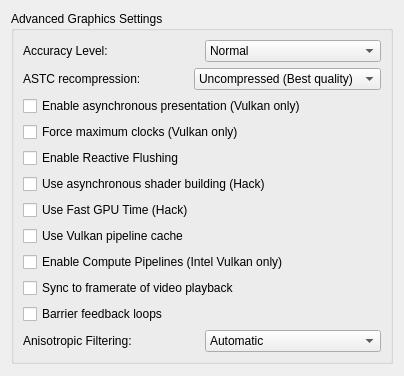
Above: src/yuzu/configuration/configure_graphics_advanced.ui from rorrim-rorrim/eden-alt before the change. Below: the same form after it.
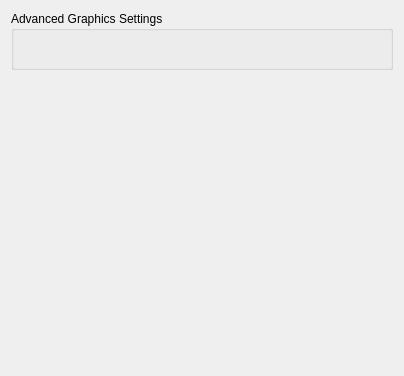
That is the form after the change.

Commit message:
configure_graphics_advance: Generate UI at runtime
We can iterate through the AdvancedGraphics settings and generate the UI
during runtime. This doesn't help runtime efficiency, but it helps a ton
in reducing the amount of work a developer needs in order to add a new
setting.

Diff of the .ui file:
```diff
--- a/src/yuzu/configuration/configure_graphics_advanced.ui
+++ b/src/yuzu/configuration/configure_graphics_advanced.ui
@@ -26,238 +26,8 @@
        </property>
        <layout class="QVBoxLayout" name="verticalLayout_3">
         <item>
-         <widget class="QWidget" name="gpu_accuracy_layout" native="true">
-          <layout class="QHBoxLayout" name="horizontalLayout_2">
-           <property name="leftMargin">
-            <number>0</number>
-           </property>
-           <property name="topMargin">
-            <number>0</number>
-           </property>
-           <property name="rightMargin">
-            <number>0</number>
-           </property>
-           <property name="bottomMargin">
-            <number>0</number>
-           </property>
-           <item>
-            <widget class="QLabel" name="label_gpu_accuracy">
-             <property name="text">
-              <string>Accuracy Level:</string>
-             </property>
-            </widget>
-           </item>
-           <item>
-            <widget class="QComboBox" name="gpu_accuracy">
-             <item>
-              <property name="text">
-               <string notr="true">Normal</string>
-              </property>
-             </item>
-             <item>
-              <property name="text">
-               <string notr="true">High</string>
-              </property>
-             </item>
-             <item>
-              <property name="text">
-               <string notr="true">Extreme(very slow)</string>
-              </property>
-             </item>
-            </widget>
-           </item>
-          </layout>
-         </widget>
-        </item>
-        <item>
-         <widget class="QWidget" name="astc_recompression_layout" native="true">
-          <layout class="QHBoxLayout" name="horizontalLayout_3">
-            <property name="leftMargin">
-              <number>0</number>
-            </property>
-            <property name="topMargin">
-              <number>0</number>
-            </property>
-            <property name="rightMargin">
-              <number>0</number>
-            </property>
-            <property name="bottomMargin">
-              <number>0</number>
-            </property>
-            <item>
-              <widget class="QLabel" name="label_astc_recompression">
-              <property name="text">
-                <string>ASTC recompression:</string>
-              </property>
-              </widget>
-            </item>
-            <item>
-              <widget class="QComboBox" name="astc_recompression_combobox">
-                <item>
-                <property name="text">
-                  <string>Uncompressed (Best quality)</string>
-                </property>
-                </item>
-                <item>
-                <property name="text">
-                  <string>BC1 (Low quality)</string>
-                </property>
-                </item>
-                <item>
-                <property name="text">
-                  <string>BC3 (Medium quality)</string>
-                </property>
-                </item>
-              </widget>
-            </item>
-          </layout>
-         </widget>
-        </item>
-        <item>
-         <widget class="QCheckBox" name="async_present">
-          <property name="text">
-           <string>Enable asynchronous presentation (Vulkan only)</string>
-          </property>
-         </widget>
-        </item>
-        <item>
-         <widget class="QCheckBox" name="renderer_force_max_clock">
-          <property name="toolTip">
-           <string>Runs work in the background while waiting for graphics commands to keep the GPU from lowering its clock speed.</string>
-          </property>
-          <property name="text">
-           <string>Force maximum clocks (Vulkan only)</string>
-          </property>
-         </widget>
-        </item>
-        <item>
-         <widget class="QCheckBox" name="use_reactive_flushing">
-          <property name="toolTip">
-           <string>Uses reactive flushing instead of predictive flushing. Allowing a more accurate syncing of memory.</string>
-          </property>
-          <property name="text">
-           <string>Enable Reactive Flushing</string>
-          </property>
-         </widget>
-        </item>
-        <item>
-         <widget class="QCheckBox" name="use_asynchronous_shaders">
-          <property name="toolTip">
-           <string>Enables asynchronous shader compilation, which may reduce shader stutter. This feature is experimental.</string>
-          </property>
-          <property name="text">
-           <string>Use asynchronous shader building (Hack)</string>
-          </property>
-         </widget>
-        </item>
-        <item>
-         <widget class="QCheckBox" name="use_fast_gpu_time">
-          <property name="toolTip">
-           <string>Enables Fast GPU Time. This option will force most games to run at their highest native resolution.</string>
-          </property>
-          <property name="text">
-           <string>Use Fast GPU Time (Hack)</string>
-          </property>
-         </widget>
-        </item>
-        <item>
-         <widget class="QCheckBox" name="use_vulkan_driver_pipeline_cache">
-          <property name="toolTip">
-           <string>Enables GPU vendor-specific pipeline cache. This option can improve shader loading time significantly in cases where the Vulkan driver does not store pipeline cache files internally.</string>
-          </property>
-          <property name="text">
-           <string>Use Vulkan pipeline cache</string>
-          </property>
-         </widget>
-        </item>
-        <item>
-         <widget class="QCheckBox" name="enable_compute_pipelines_checkbox">
-          <property name="toolTip">
-           <string>Enable compute pipelines, required by some games. This setting only exists for Intel proprietary drivers, and may crash if enabled.
-Compute pipelines are always enabled on all other drivers.</string>
-          </property>
-          <property name="text">
-           <string>Enable Compute Pipelines (Intel Vulkan only)</string>
-          </property>
-         </widget>
-        </item>
-        <item>
-         <widget class="QCheckBox" name="use_video_framerate_checkbox">
-          <property name="toolTip">
-           <string>Run the game at normal speed during video playback, even when the framerate is unlocked.</string>
-          </property>
-          <property name="text">
-           <string>Sync to framerate of video playback</string>
-          </property>
-         </widget>
-        </item>
-        <item>
-         <widget class="QCheckBox" name="barrier_feedback_loops_checkbox">
-          <property name="toolTip">
-           <string>Improves rendering of transparency effects in specific games.</string>
-          </property>
-          <property name="text">
-           <string>Barrier feedback loops</string>
-          </property>
-         </widget>
-        </item>
-        <item>
-         <widget class="QWidget" name="af_layout" native="true">
-          <layout class="QHBoxLayout" name="horizontalLayout_1">
-           <property name="leftMargin">
-            <number>0</number>
-           </property>
-           <property name="topMargin">
-            <number>0</number>
-           </property>
-           <property name="rightMargin">
-            <number>0</number>
-           </property>
-           <property name="bottomMargin">
-            <number>0</number>
-           </property>
-           <item>
-            <widget class="QLabel" name="af_label">
-             <property name="text">
-              <string>Anisotropic Filtering:</string>
-             </property>
-            </widget>
-           </item>
-           <item>
-            <widget class="QComboBox" name="anisotropic_filtering_combobox">
-             <item>
-              <property name="text">
-               <string>Automatic</string>
-              </property>
-             </item>
-             <item>
-              <property name="text">
-               <string>Default</string>
-              </property>
-             </item>
-             <item>
-              <property name="text">
-               <string>2x</string>
-              </property>
-             </item>
-             <item>
-              <property name="text">
-               <string>4x</string>
-              </property>
-             </item>
-             <item>
-              <property name="text">
-               <string>8x</string>
-              </property>
-             </item>
-             <item>
-              <property name="text">
-               <string>16x</string>
-              </property>
-             </item>
-            </widget>
-           </item>
-          </layout>
+         <widget class="QWidget" name="populate_target" native="true">
+          <layout class="QVBoxLayout" name="verticalLayout"/>
          </widget>
         </item>
        </layout>
```
The commit also changes 14 other files.
